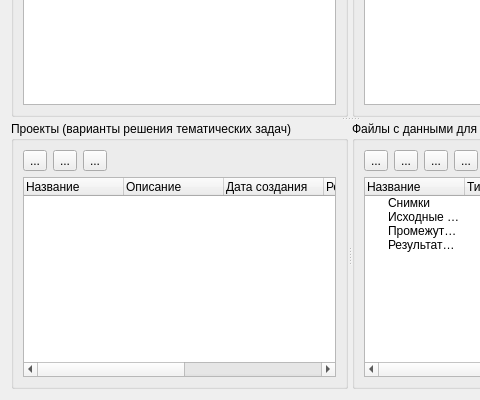
This is ddocclient/app/kaps_manager/kaps_manager_form.ui in YuriyRusinov/reper as Qt 5 draws it before an edit; both pictures show x 0 to 480 and y 162 to 562 of the 699 by 562 pixel window. The edited form follows.
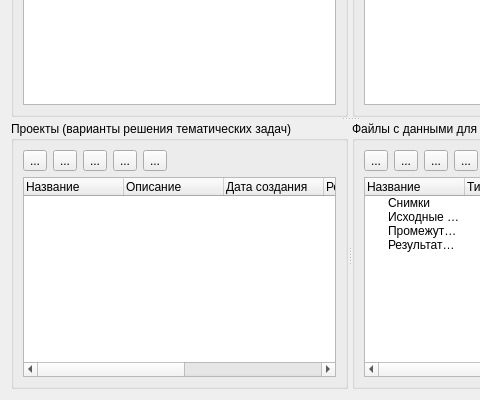
This is the edited form. Icons and pictures are not drawn.

```diff
--- a/ddocclient/app/kaps_manager/kaps_manager_form.ui
+++ b/ddocclient/app/kaps_manager/kaps_manager_form.ui
@@ -254,6 +254,34 @@
             </property>
            </widget>
           </item>
+          <item>
+           <widget class="QToolButton" name="tbUploadAll">
+            <property name="toolTip">
+             <string>Загрузить все файлы проекта из локальной ФЗ в БД</string>
+            </property>
+            <property name="text">
+             <string>...</string>
+            </property>
+            <property name="icon">
+             <iconset resource="../../ddocs_ico/ddocs_icon_set.qrc">
+              <normaloff>:/ddoc/add_copy.png</normaloff>:/ddoc/add_copy.png</iconset>
+            </property>
+           </widget>
+          </item>
+          <item>
+           <widget class="QToolButton" name="tbDownloadAll">
+            <property name="toolTip">
+             <string>Выгрузить все файлы проекта из БД</string>
+            </property>
+            <property name="text">
+             <string>...</string>
+            </property>
+            <property name="icon">
+             <iconset resource="../../ddocs_ico/ddocs_icon_set.qrc">
+              <normaloff>:/ddoc/reload.png</normaloff>:/ddoc/reload.png</iconset>
+            </property>
+           </widget>
+          </item>
           <item>
            <spacer name="horizontalSpacer_3">
             <property name="orientation">
```
